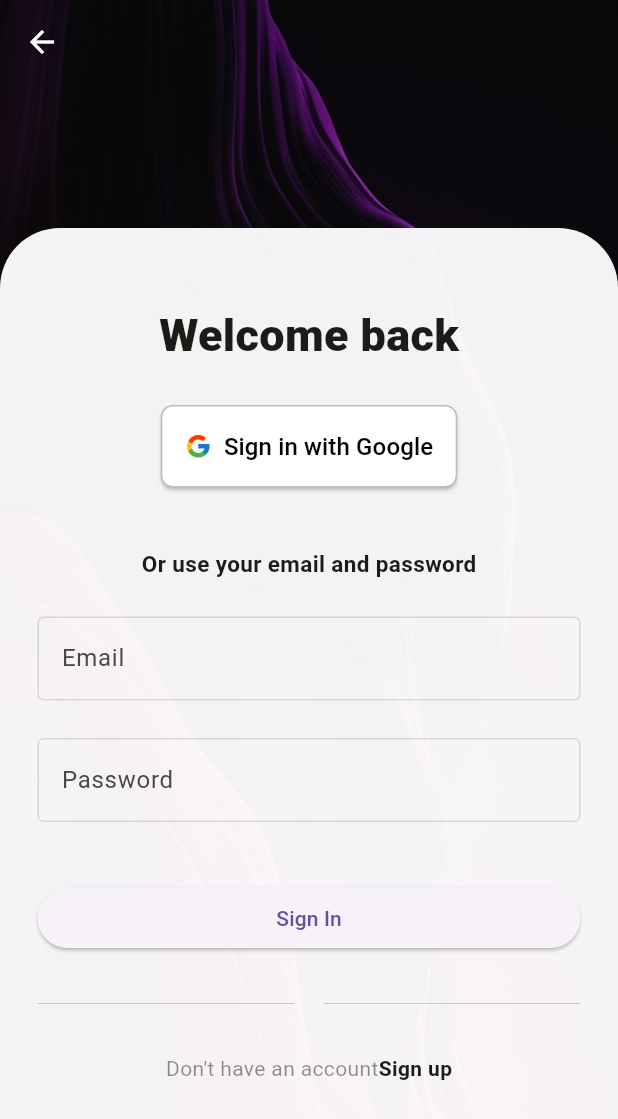
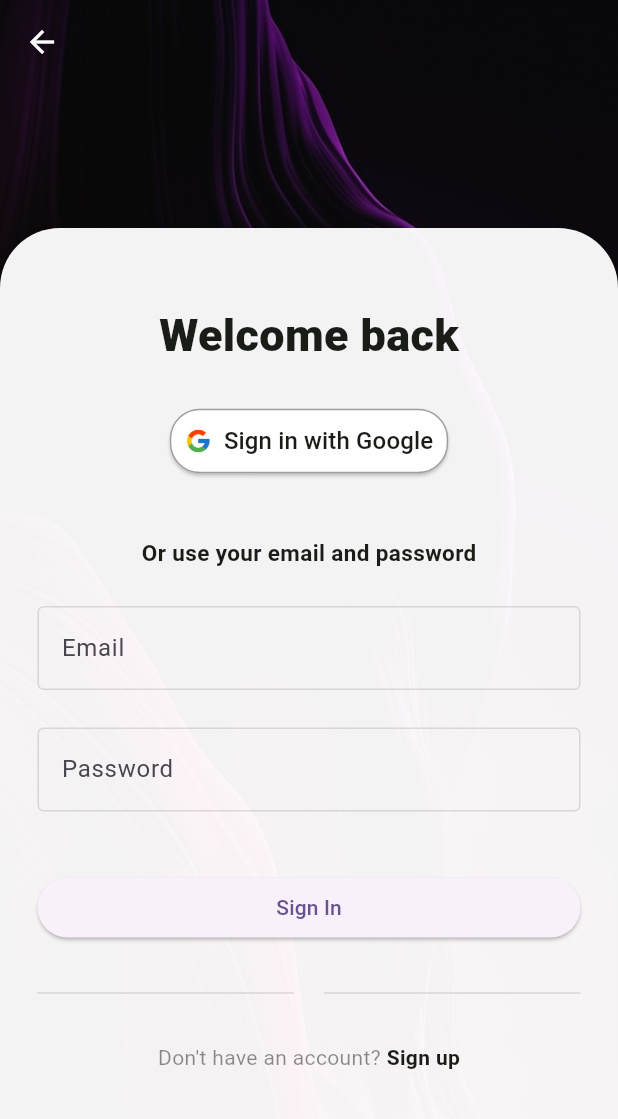
Before and after one commit to preetiGusain/warranti_app, a Flutter app: the screen it shows after launch, after a tap on "Sign in", on a phone screen of 412 x 824 dp. Shown: the top 1119 px of the screen. Run offline on Flutter 3.47's test engine with Material 3 defaults, Android fonts, the phone set to English and light mode, and no system bars; our stand-ins replace flutter_secure_storage, google_sign_in, icons_plus; network calls fail; Roboto replaces fonts that are missing (inter).

```diff
--- a/lib/api/google_signin_api.dart
+++ b/lib/api/google_signin_api.dart
@@ -5,5 +5,8 @@ class GoogleSigninApi {
 
   static Future login() => _googleSignIn.signIn();
 
-  static Future logout() => _googleSignIn.disconnect();
+  static Future<void> logout() async {
+    print('Google logout');
+    _googleSignIn.disconnect();
+  }
 }
--- a/lib/main.dart
+++ b/lib/main.dart
@@ -1,5 +1,6 @@
 import 'package:flutter/material.dart';
 import 'package:warranti_app/screens/home_screen.dart';
+import 'package:warranti_app/screens/signin_screen.dart';
 import 'package:warranti_app/screens/splash_screen.dart';
 
 void main() {
@@ -16,12 +17,13 @@ class MyApp extends StatelessWidget {
       debugShowCheckedModeBanner: false,
       title: 'Warranti',
       theme: ThemeData(
-        fontFamily: ('inter'),
+        colorScheme: ColorScheme.fromSeed(seedColor: Colors.deepPurple),
         useMaterial3: true,
       ),
       home: SplashScreen(),
       routes: {
         '/home': (context) => const HomeScreen(),
+        '/signin': (context) => const SigninScreen()
       },
     );
   }
--- a/lib/screens/signin_screen.dart
+++ b/lib/screens/signin_screen.dart
@@ -2,7 +2,7 @@ import 'dart:convert';
 import 'package:flutter/material.dart';
 import 'package:warranti_app/api/google_signIn_api.dart';
 import 'package:warranti_app/screens/signup_screen.dart';
-import 'package:warranti_app/service/store_token.dart';
+import 'package:warranti_app/service/token_service.dart';
 import 'package:warranti_app/theme/theme.dart';
 import 'package:warranti_app/widgets/custom_scaffold.dart';
 import 'package:http/http.dart' as http;
@@ -65,19 +65,21 @@ class _SigninScreenState extends State<SigninScreen> {
                               style: ElevatedButton.styleFrom(
                                 foregroundColor: Colors.black,
                                 backgroundColor: Colors.white,
-                                padding: const EdgeInsets.all(16),
+                                padding: const EdgeInsets.all(10),
                                 shape: RoundedRectangleBorder(
-                                  borderRadius: BorderRadius.circular(8),
+                                  borderRadius: BorderRadius.circular(20),
                                 ),
-                                side: const BorderSide(color: Colors.black26),
+                                side: BorderSide(color: Colors.grey),
                               ),
                               icon: Image.asset(
                                 'assets/images/google_logo.png',
                                 height: 18,
                               ),
-                              label: const Text(
+                              label: Text(
                                 'Sign in with Google',
-                                style: TextStyle(fontSize: 16),
+                                style: TextStyle(fontSize: 16,
+                                color: lightColorScheme.primary,
+                                ),
                               ),
                               onPressed: signIn,
                             ),
@@ -198,7 +200,7 @@ class _SigninScreenState extends State<SigninScreen> {
                         mainAxisAlignment: MainAxisAlignment.center,
                         children: [
                           const Text(
-                            'Don\'t have an account',
+                            'Don\'t have an account? ',
                             style: TextStyle(
                               color: Colors.black45,
                             ),
--- a/lib/screens/signup_screen.dart
+++ b/lib/screens/signup_screen.dart
@@ -100,8 +100,8 @@ class _SignupScreenState extends State<SignupScreen> {
                           return null;
                         },
                         decoration: InputDecoration(
-                          label: const Text('Name'),
-                          hintText: 'Enter Name',
+                          label: const Text('Full Name'),
+                          hintText: 'Enter Full Name',
                           hintStyle: const TextStyle(
                             color: Colors.black26,
                           ),
--- a/lib/service/store_token.dart
+++ b/lib/service/token_service.dart
@@ -10,3 +10,8 @@ Future<void> storeToken(String token) async {
 Future<String?> getToken() async {
   return await storage.read(key: 'jwt_token');
 }
+
+Future<void> deleteToken() async {
+  print('Deleting token');
+  return await storage.delete(key: 'jwt_token');
+}
```
Also changed, not shown: lib/screens/home_screen.dart (+12 -11 lines).
